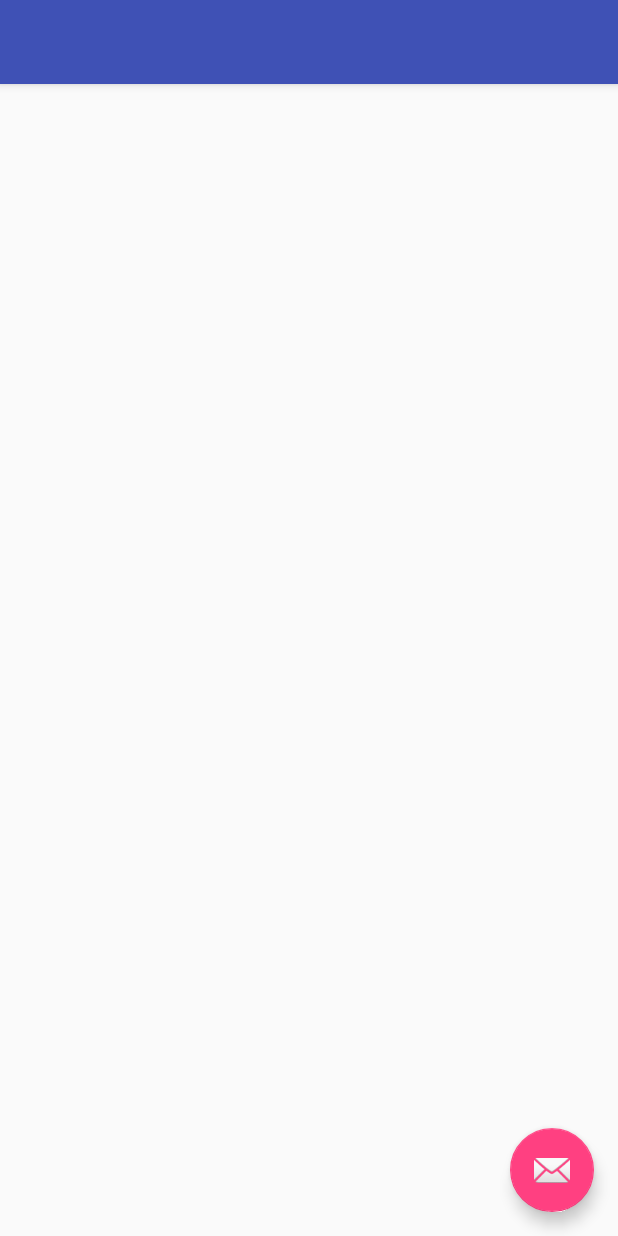
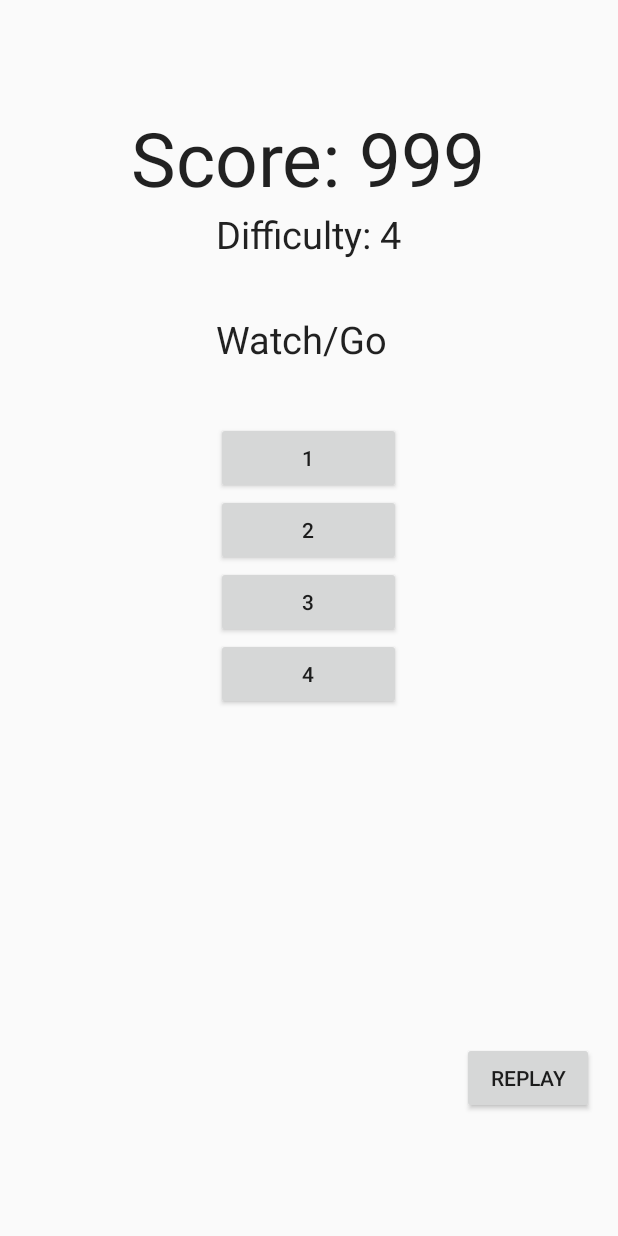
Before and after one commit to chdmark/memory-game, an Android app: the GameActivity screen opened directly, with no data from a screen before it, on a phone screen of 412 x 824 dp. Run offline under Robolectric (Android 15) with nearby library versions, the phone set to English and light mode, and no system bars.

Commit message:
Finish ui, add all ids for buttons

```diff
--- a/app/src/main/java/com/christopherdmark/memorygame/MainActivity.java
+++ b/app/src/main/java/com/christopherdmark/memorygame/MainActivity.java
@@ -1,17 +1,32 @@
 package com.christopherdmark.memorygame;
 
+import android.content.Intent;
 import android.os.Bundle;
 import android.support.v7.app.AppCompatActivity;
+import android.view.View;
+import android.widget.Button;
 
 
-public class MainActivity extends AppCompatActivity {
+public class MainActivity extends AppCompatActivity implements View.OnClickListener {
 
     @Override
     protected void onCreate(Bundle savedInstanceState) {
         super.onCreate(savedInstanceState);
         setContentView(R.layout.activity_main);
 
+        Button button =(Button)findViewById(R.id.button);
+
+        button.setOnClickListener(this);
+
     }
 
 
+    @Override
+    public void onClick(View v) {
+        Intent i;
+
+        i = new Intent(this, GameActivity.class);
+        startActivity(i);
+
+    }
 }
--- a/app/src/main/res/layout/activity_game.xml
+++ b/app/src/main/res/layout/activity_game.xml
@@ -12,23 +12,8 @@
         android:layout_height="wrap_content"
         android:theme="@style/AppTheme.AppBarOverlay">
 
-        <android.support.v7.widget.Toolbar
-            android:id="@+id/toolbar"
-            android:layout_width="match_parent"
-            android:layout_height="?attr/actionBarSize"
-            android:background="?attr/colorPrimary"
-            app:popupTheme="@style/AppTheme.PopupOverlay" />
-
     </android.support.design.widget.AppBarLayout>
 
     <include layout="@layout/content_game" />
 
-    <android.support.design.widget.FloatingActionButton
-        android:id="@+id/fab"
-        android:layout_width="wrap_content"
-        android:layout_height="wrap_content"
-        android:layout_gravity="bottom|end"
-        android:layout_margin="@dimen/fab_margin"
-        android:src="@android:drawable/ic_dialog_email" />
-
 </android.support.design.widget.CoordinatorLayout>
--- a/app/src/main/res/layout/content_game.xml
+++ b/app/src/main/res/layout/content_game.xml
@@ -12,4 +12,91 @@
     tools:context="com.christopherdmark.memorygame.GameActivity"
     tools:showIn="@layout/activity_game">
 
+    <TextView
+        android:layout_width="wrap_content"
+        android:layout_height="wrap_content"
+        android:textAppearance="?android:attr/textAppearanceLarge"
+        android:text="Score: 999"
+        android:id="@+id/textScore"
+        android:layout_alignParentTop="true"
+        android:layout_centerHorizontal="true"
+        android:layout_marginTop="55dp"
+        android:textSize="50sp" />
+
+    <TextView
+        android:layout_width="wrap_content"
+        android:layout_height="wrap_content"
+        android:textAppearance="?android:attr/textAppearanceLarge"
+        android:text="Difficulty: 4"
+        android:id="@+id/textDifficulty"
+        android:layout_below="@+id/textScore"
+        android:layout_centerHorizontal="true"
+        android:textSize="25sp" />
+
+    <TextView
+        android:layout_width="wrap_content"
+        android:layout_height="wrap_content"
+        android:textAppearance="?android:attr/textAppearanceLarge"
+        android:text="Watch/Go"
+        android:id="@+id/textWatchGo"
+        android:textSize="25sp"
+        android:layout_below="@+id/textDifficulty"
+        android:layout_alignLeft="@+id/button3"
+        android:layout_alignStart="@+id/button3"
+        android:layout_marginTop="35dp" />
+
+    <Button
+        android:layout_width="wrap_content"
+        android:layout_height="wrap_content"
+        android:text="1"
+        android:id="@+id/button"
+        android:layout_below="@+id/textWatchGo"
+        android:layout_marginTop="38dp"
+        android:layout_alignLeft="@+id/textDifficulty"
+        android:layout_alignStart="@+id/textDifficulty"
+        android:layout_alignRight="@+id/button3"
+        android:layout_alignEnd="@+id/button3" />
+
+    <Button
+        android:layout_width="wrap_content"
+        android:layout_height="wrap_content"
+        android:text="2"
+        android:id="@+id/button2"
+        android:layout_below="@+id/button"
+        android:layout_alignLeft="@+id/button"
+        android:layout_alignStart="@+id/button"
+        android:layout_alignRight="@+id/button3"
+        android:layout_alignEnd="@+id/button3" />
+
+    <Button
+        android:layout_width="wrap_content"
+        android:layout_height="wrap_content"
+        android:text="3"
+        android:id="@+id/button3"
+        android:layout_below="@+id/button2"
+        android:layout_alignRight="@+id/textDifficulty"
+        android:layout_alignEnd="@+id/textDifficulty"
+        android:layout_alignLeft="@+id/textDifficulty"
+        android:layout_alignStart="@+id/textDifficulty" />
+
+    <Button
+        android:layout_width="wrap_content"
+        android:layout_height="wrap_content"
+        android:text="4"
+        android:id="@+id/button4"
+        android:layout_below="@+id/button3"
+        android:layout_alignLeft="@+id/button3"
+        android:layout_alignStart="@+id/button3"
+        android:layout_alignRight="@+id/button3"
+        android:layout_alignEnd="@+id/button3" />
+
+    <Button
+        android:layout_width="wrap_content"
+        android:layout_height="wrap_content"
+        android:text="Replay"
+        android:id="@+id/buttonReplay"
+        android:layout_alignParentBottom="true"
+        android:layout_alignParentRight="true"
+        android:layout_alignParentEnd="true"
+        android:layout_marginBottom="65dp" />
 </RelativeLayout>
--- a/app/src/main/res/layout/content_main.xml
+++ b/app/src/main/res/layout/content_main.xml
@@ -36,7 +36,7 @@
         android:layout_height="wrap_content"
         android:textAppearance="?android:attr/textAppearanceLarge"
         android:text="Hi Score: 999"
-        android:id="@+id/textView2"
+        android:id="@+id/textHiScore"
         android:layout_centerVertical="true"
         android:layout_centerHorizontal="true"
         android:textSize="50sp" />
@@ -47,7 +47,7 @@
         android:text="Play"
         android:id="@+id/button"
         android:layout_marginTop="65dp"
-        android:layout_below="@+id/textView2"
+        android:layout_below="@+id/textHiScore"
         android:layout_centerHorizontal="true"
         android:textSize="50sp" />
 </RelativeLayout>
```
